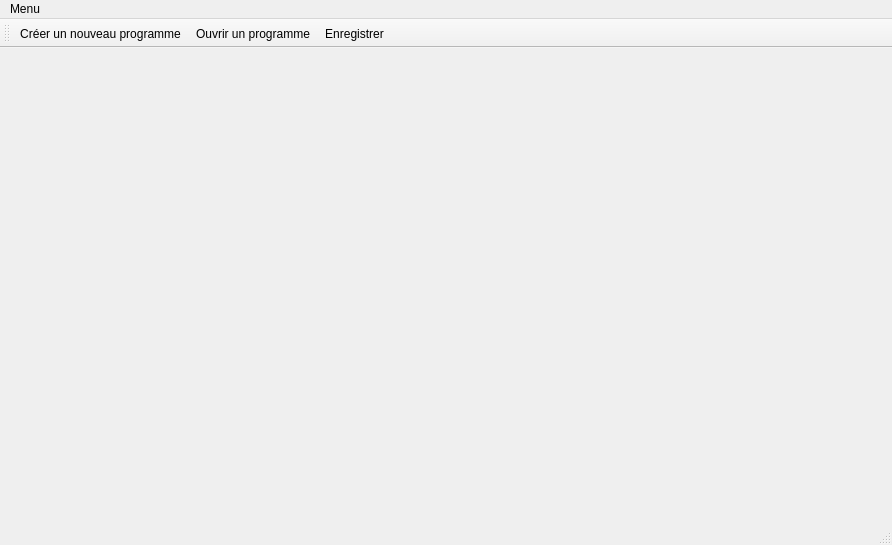
Old version of the form mainwindow.ui in the repository MaxenceRobin/CompilerForRobotic.
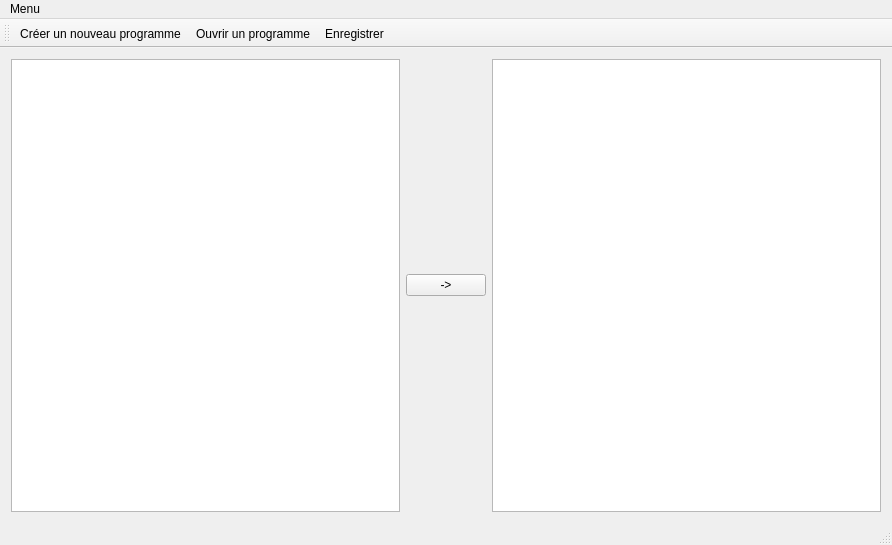
New version of the form. Icons and pictures are not drawn.

```diff
--- a/mainwindow.ui
+++ b/mainwindow.ui
@@ -17,7 +17,27 @@
    <iconset resource="resources.qrc">
     <normaloff>:/robot</normaloff>:/robot</iconset>
   </property>
-  <widget class="QWidget" name="centralWidget"/>
+  <widget class="QWidget" name="centralWidget">
+   <layout class="QHBoxLayout" name="horizontalLayout">
+    <item>
+     <widget class="QTextEdit" name="codeInput"/>
+    </item>
+    <item>
+     <widget class="QPushButton" name="translateButton">
+      <property name="text">
+       <string>-&gt;</string>
+      </property>
+     </widget>
+    </item>
+    <item>
+     <widget class="QTextEdit" name="codeOutput">
+      <property name="readOnly">
+       <bool>true</bool>
+      </property>
+     </widget>
+    </item>
+   </layout>
+  </widget>
   <widget class="QMenuBar" name="menuBar">
    <property name="geometry">
     <rect>
```
